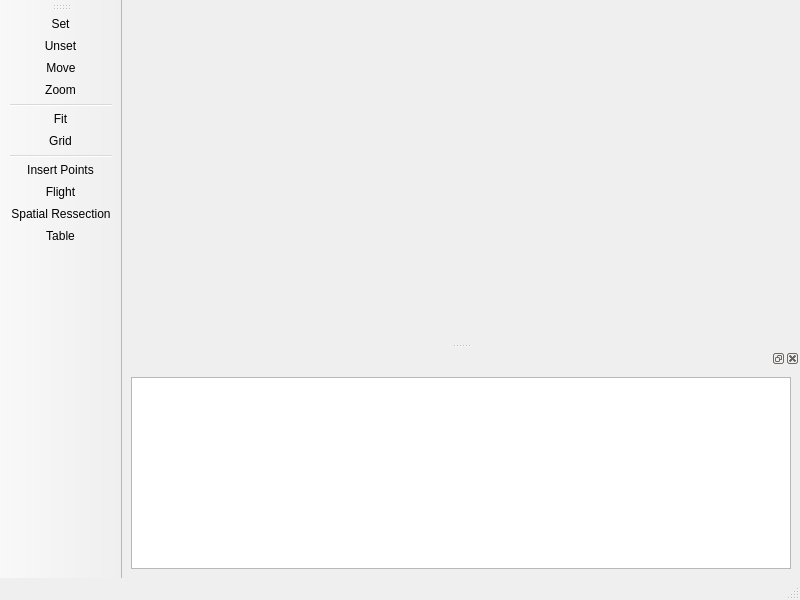
First picture: the form in trunk/interface/sr/SRForm.ui, repository e-foto/e-foto, before the edit.
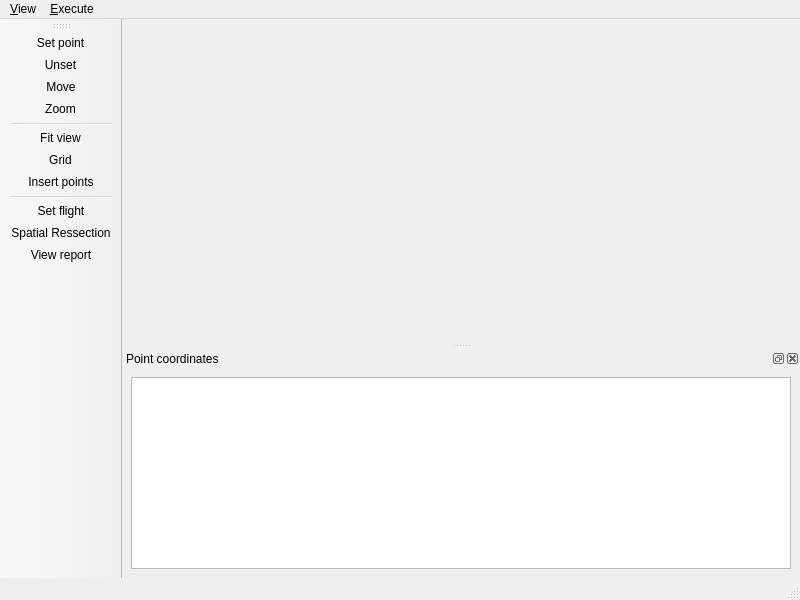
Second picture: the form after the edit. Icons and pictures are not drawn.

```diff
--- a/trunk/interface/sr/SRForm.ui
+++ b/trunk/interface/sr/SRForm.ui
@@ -20,12 +20,36 @@
      <x>0</x>
      <y>0</y>
      <width>800</width>
-     <height>25</height>
+     <height>23</height>
     </rect>
    </property>
+   <widget class="QMenu" name="menu_View">
+    <property name="title">
+     <string>&amp;View</string>
+    </property>
+    <addaction name="actionSet"/>
+    <addaction name="actionMove"/>
+    <addaction name="actionZoom"/>
+    <addaction name="separator"/>
+    <addaction name="actionFit"/>
+    <addaction name="actionInsert_Points"/>
+   </widget>
+   <widget class="QMenu" name="menu_Execute">
+    <property name="title">
+     <string>&amp;Execute</string>
+    </property>
+    <addaction name="actionFlight"/>
+    <addaction name="actionSpatialRessection"/>
+    <addaction name="actionTable"/>
+   </widget>
+   <addaction name="menu_View"/>
+   <addaction name="menu_Execute"/>
   </widget>
   <widget class="QStatusBar" name="statusbar"/>
   <widget class="QDockWidget" name="dockWidget">
+   <property name="windowTitle">
+    <string>Point coordinates</string>
+   </property>
    <attribute name="dockWidgetArea">
     <number>8</number>
    </attribute>
@@ -54,8 +78,8 @@
    <addaction name="separator"/>
    <addaction name="actionFit"/>
    <addaction name="actionGrid"/>
-   <addaction name="separator"/>
    <addaction name="actionInsert_Points"/>
+   <addaction name="separator"/>
    <addaction name="actionFlight"/>
    <addaction name="actionSpatialRessection"/>
    <addaction name="actionTable"/>
@@ -66,7 +90,10 @@
      <normaloff>:/Icons/resource/images/find.png</normaloff>:/Icons/resource/images/find.png</iconset>
    </property>
    <property name="text">
-    <string>Zoom</string>
+    <string>&amp;Zoom</string>
+   </property>
+   <property name="shortcut">
+    <string>Ctrl+Z</string>
    </property>
   </action>
   <action name="actionMove">
@@ -75,7 +102,10 @@
      <normaloff>:/Icons/resource/images/move.png</normaloff>:/Icons/resource/images/move.png</iconset>
    </property>
    <property name="text">
-    <string>Move</string>
+    <string>&amp;Move</string>
+   </property>
+   <property name="shortcut">
+    <string>Ctrl+M</string>
    </property>
   </action>
   <action name="actionFit">
@@ -84,7 +114,7 @@
      <normaloff>:/Icons/resource/images/fit.png</normaloff>:/Icons/resource/images/fit.png</iconset>
    </property>
    <property name="text">
-    <string>Fit</string>
+    <string>Fit &amp;view</string>
    </property>
    <property name="toolTip">
     <string>Fit to Screen</string>
@@ -96,7 +126,7 @@
      <normaloff>:/Icons/resource/images/mark.png</normaloff>:/Icons/resource/images/mark.png</iconset>
    </property>
    <property name="text">
-    <string>Set</string>
+    <string>&amp;Set point</string>
    </property>
    <property name="toolTip">
     <string>Set Point</string>
@@ -132,7 +162,7 @@
      <normaloff>:/Icons/resource/images/exterior.png</normaloff>:/Icons/resource/images/exterior.png</iconset>
    </property>
    <property name="text">
-    <string>Exterior Orientation</string>
+    <string>Exterior &amp;orientation</string>
    </property>
    <property name="iconText">
     <string>Spatial Ressection</string>
@@ -147,7 +177,13 @@
      <normaloff>:/Icons/resource/images/fd.png</normaloff>:/Icons/resource/images/fd.png</iconset>
    </property>
    <property name="text">
-    <string>Flight</string>
+    <string>Set &amp;flight</string>
+   </property>
+   <property name="toolTip">
+    <string>Set flight</string>
+   </property>
+   <property name="shortcut">
+    <string>Ctrl+F</string>
    </property>
   </action>
   <action name="actionTable">
@@ -156,7 +192,13 @@
      <normaloff>:/Icons/resource/images/table.png</normaloff>:/Icons/resource/images/table.png</iconset>
    </property>
    <property name="text">
-    <string>Table</string>
+    <string>View &amp;report</string>
+   </property>
+   <property name="toolTip">
+    <string>View report</string>
+   </property>
+   <property name="shortcut">
+    <string>Ctrl+R</string>
    </property>
   </action>
   <action name="actionInsert_Points">
@@ -165,7 +207,13 @@
      <normaloff>:/Icons/resource/images/export.png</normaloff>:/Icons/resource/images/export.png</iconset>
    </property>
    <property name="text">
-    <string>Insert Points</string>
+    <string>&amp;Insert points</string>
+   </property>
+   <property name="toolTip">
+    <string>Insert points</string>
+   </property>
+   <property name="shortcut">
+    <string>Ctrl+I</string>
    </property>
   </action>
  </widget>
```
Left out of the diff: 21 changed lines with no effect on the pictures.
